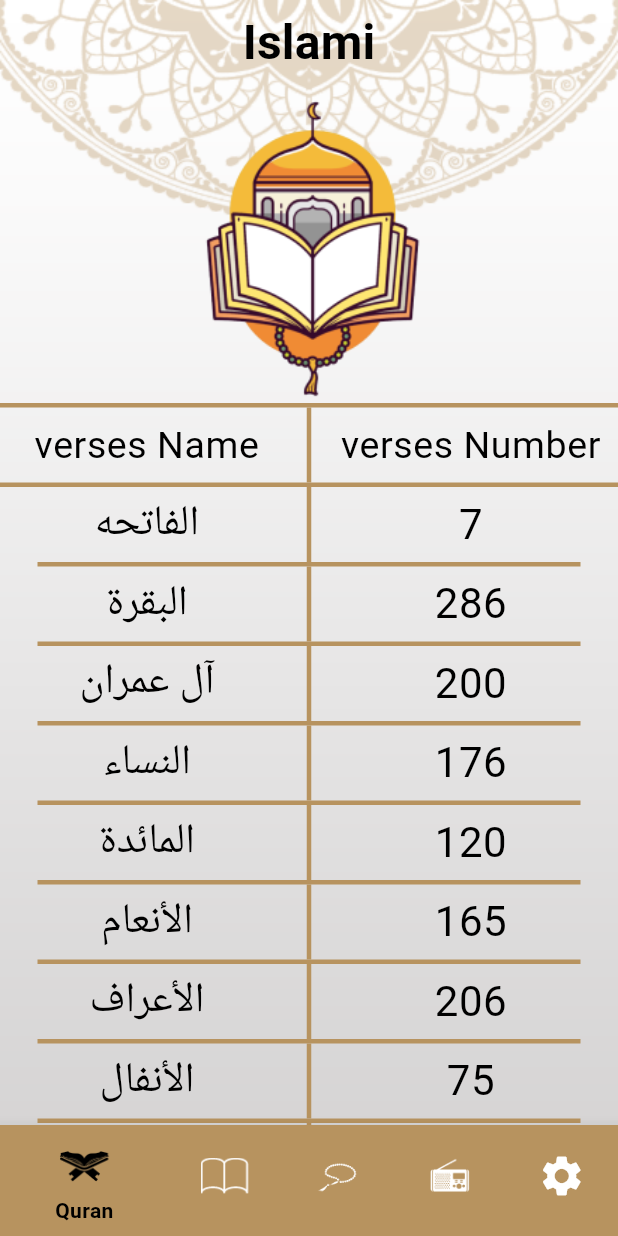
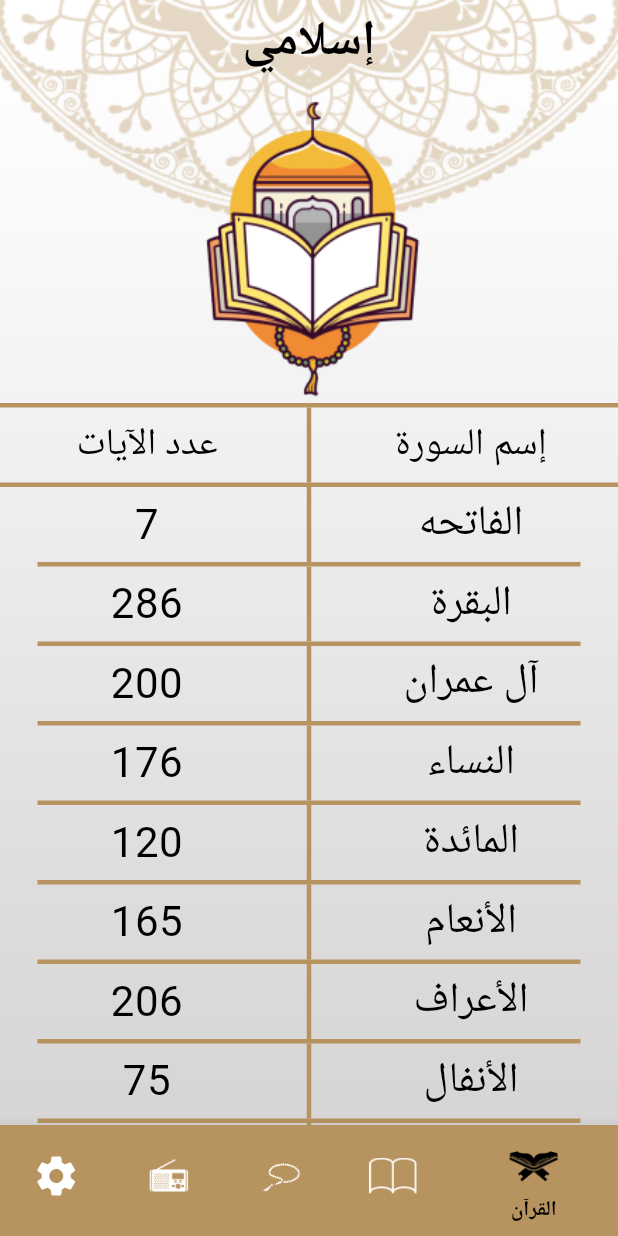
Before and after one commit to Abdo-Mostafa2458/Islami_App, a Flutter app: the screen it shows after launch, on a phone screen of 412 x 824 dp. Run offline on Flutter 3.47's test engine with Material 3 defaults, Android fonts, the light colour scheme and no system bars; generated files the repository leaves out were written again.

Commit message:
+add localization to the file in arabic and english

```diff
--- a/lib/l10n/app_en.arb
+++ /dev/null
@@ -1,12 +0,0 @@
-{
-  "app_title": "Islami",
-  "verses_Name": "verses Name",
-  "verses_Number": "verses Number",
-  "quran_tab": "Quran",
-  "hadeth_tab": "Hadeth",
-  "sebha_tab": "Sebha",
-  "radio_tab": "Radio",
-  "settings_tab": "Settings",
-  "alHadeth": "Hadeth",
-  "number_of_praises": "Number_of_praises"
-}
--- a/lib/main.dart
+++ b/lib/main.dart
@@ -17,12 +17,12 @@ class MyApp extends StatelessWidget {
   @override
   Widget build(BuildContext context) {
     return MaterialApp(
-      title: 'Islami App',
+      title: "Islmai",
       debugShowCheckedModeBanner: false,
       theme: AppTheme.lightTheme,
       localizationsDelegates: AppLocalizations.localizationsDelegates,
       supportedLocales: AppLocalizations.supportedLocales,
-      locale: Locale('en'),
+      locale: Locale('ar'),
       routes: {
         AppRoutes.homeScreen: (_) => HomeScreen(),
         AppRoutes.suraQuran: (_) => SuraQuran(),
```
Also changed, not shown: lib/l10n/intl_ar.arb (renamed from lib/l10n/app_ar.arb).
